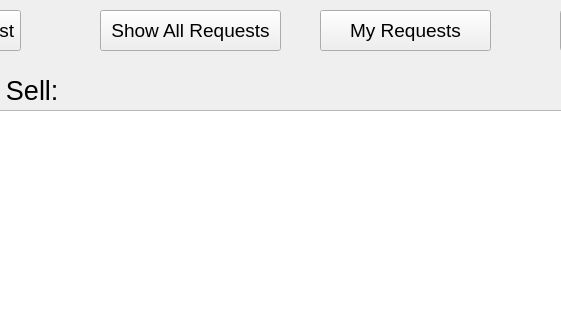
Before: the Qt Designer form main page.ui in SyedMTaseen/DataSeed, drawn with Qt 5; both pictures show x 160 to 721 and y 0 to 320 of the 1166 by 691 pixel window.
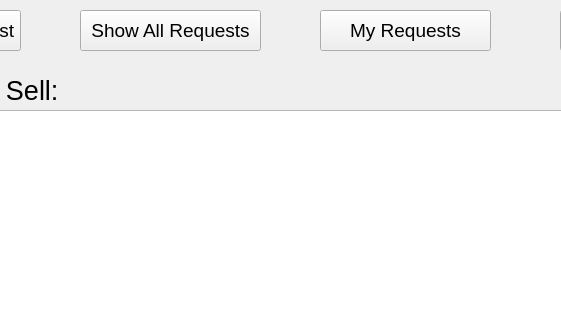
After: the same form once the commit is applied.

Patch:
```diff
--- a/main page.ui
+++ b/main page.ui
@@ -59,7 +59,7 @@
    <widget class="QPushButton" name="view_req_btn">
     <property name="geometry">
      <rect>
-      <x>260</x>
+      <x>240</x>
       <y>10</y>
       <width>181</width>
       <height>41</height>
@@ -204,7 +204,7 @@
    <widget class="QLabel" name="Lerror3">
     <property name="geometry">
      <rect>
-      <x>360</x>
+      <x>330</x>
       <y>80</y>
       <width>281</width>
       <height>16</height>
```
